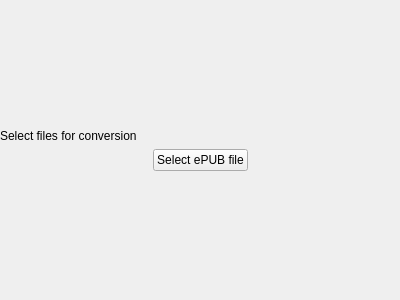
The window that Android/EpubWrapperAndroid/IndexWidget.ui (seagullua/EPubWrapper) describes before a commit, drawn with Qt 5.
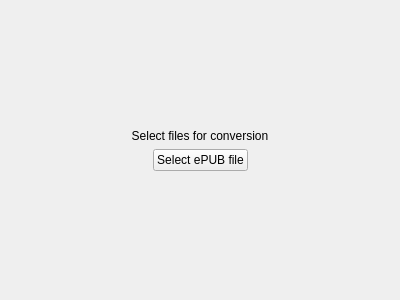
The same window after the commit.

Patch:
```diff
--- a/Android/EpubWrapperAndroid/IndexWidget.ui
+++ b/Android/EpubWrapperAndroid/IndexWidget.ui
@@ -49,6 +49,9 @@
        <property name="text">
         <string>Select files for conversion</string>
        </property>
+       <property name="alignment">
+        <set>Qt::AlignCenter</set>
+       </property>
       </widget>
      </item>
      <item>
```
Left out of the diff: 2 changed lines with no effect on the pictures.
